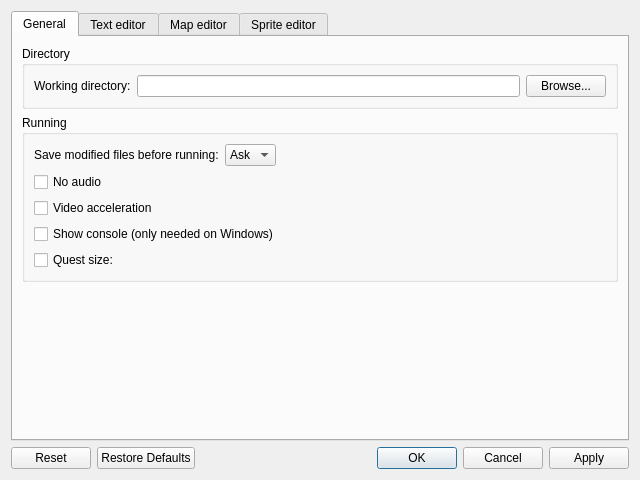
First picture: the form in src/gui/settings_dialog.ui, repository solarus-games/solarus-quest-editor, before the edit.
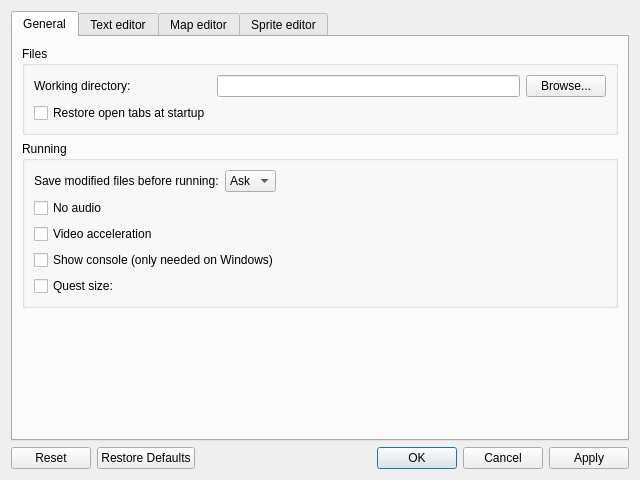
Second picture: the form after the edit. Custom widgets are drawn as their Qt base class.

Commit message:
Allow to restore open tabs at startup
Closes #131.

```diff
--- a/src/gui/settings_dialog.ui
+++ b/src/gui/settings_dialog.ui
@@ -27,7 +27,7 @@
        <item>
         <widget class="QGroupBox" name="directory_group_box">
          <property name="title">
-          <string>Directory</string>
+          <string>Files</string>
          </property>
          <layout class="QFormLayout" name="formLayout">
           <item row="0" column="0">
@@ -51,6 +51,13 @@
             </item>
            </layout>
           </item>
+          <item row="1" column="0">
+           <widget class="QCheckBox" name="restore_last_files_field">
+            <property name="text">
+             <string>Restore open tabs at startup</string>
+            </property>
+           </widget>
+          </item>
          </layout>
         </widget>
        </item>
```
Left out of the diff: 2 changed lines with no effect on the pictures. The commit also changes 10 other files.
